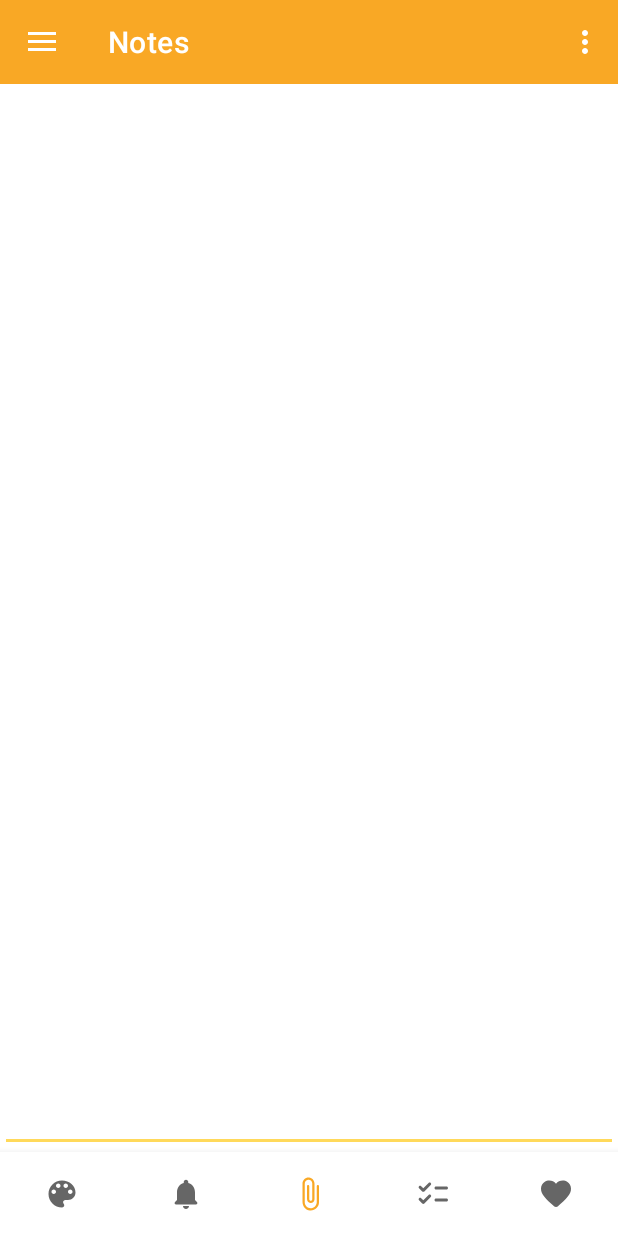
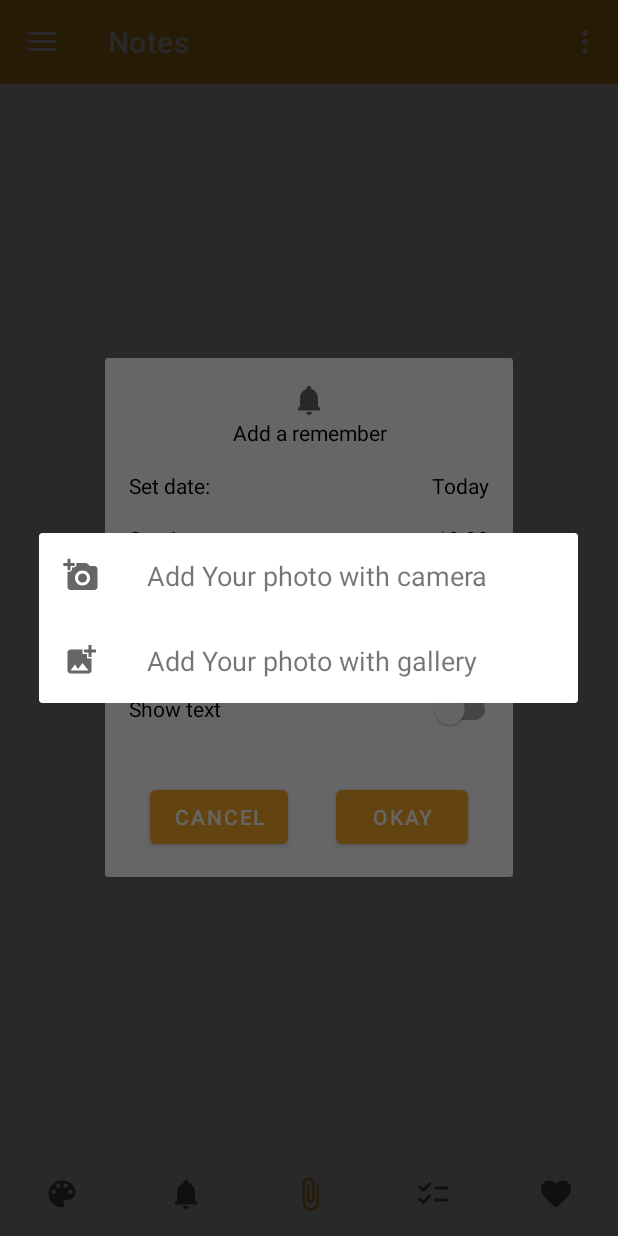
Before and after one commit to kabasonic/notepad, an Android app: the fragment NoteFragment placed in its activity, item 3 of the bottom bar chosen, on a phone screen of 412 x 824 dp. Run offline under Robolectric (Android 15) with nearby library versions, the phone set to English and light mode, and no system bars; our stand-ins replace navigation-ui; 2 statements that could not run were skipped.

Commit message:
Added permission for camera and storage, image uploads.

```diff
--- a/app/src/main/AndroidManifest.xml
+++ b/app/src/main/AndroidManifest.xml
@@ -1,6 +1,9 @@
 <?xml version="1.0" encoding="utf-8"?>
 <manifest xmlns:android="http://schemas.android.com/apk/res/android"
     package="com.kabasonic.notepad">
+
+    <uses-permission android:name="android.permission.READ_EXTERNAL_STORAGE"/>
+    <uses-permission android:name="android.permission.CAMERA"/>
 
     <application
         android:allowBackup="true"
--- a/app/src/main/java/com/kabasonic/notepad/ui/NoteFragment.java
+++ b/app/src/main/java/com/kabasonic/notepad/ui/NoteFragment.java
@@ -1,7 +1,12 @@
 package com.kabasonic.notepad.ui;
 
 import android.annotation.SuppressLint;
+import android.app.Activity;
+import android.content.Intent;
+import android.graphics.Bitmap;
+import android.graphics.BitmapFactory;
 import android.graphics.Color;
+import android.net.Uri;
 import android.os.Bundle;
 import android.util.Log;
 import android.view.LayoutInflater;
@@ -10,6 +15,7 @@
 import android.view.MenuItem;
 import android.view.View;
 import android.view.ViewGroup;
+import android.widget.ImageView;
 import android.widget.LinearLayout;
 
 import androidx.annotation.NonNull;
@@ -21,23 +27,32 @@
 import com.google.android.material.bottomnavigation.BottomNavigationView;
 import com.kabasonic.notepad.R;
 import com.kabasonic.notepad.ui.dialogs.ColorPickerDialogFragment;
+import com.kabasonic.notepad.ui.dialogs.FilePickerDialogFragment;
 import com.kabasonic.notepad.ui.reminder.ReminderDialogFragment;
 
-public class NoteFragment extends Fragment implements ColorPickerDialogFragment.ColorPickerListener{
+import java.io.FileNotFoundException;
+import java.io.InputStream;
+
+public class NoteFragment extends Fragment implements ColorPickerDialogFragment.ColorPickerListener, FilePickerDialogFragment.FilePickerListener {
+
+    public static final int CAMERA_PICK_CODE = 0;
+    public static final int STORAGE_PICK_CODE = 1;
+
     View view;
     BottomNavigationView bottomNavigationView;
     LinearLayout linearLayout;
     FragmentManager fm;
-    private int i;
-
+    ImageView imageView;
 
     @Nullable
     @Override
     public View onCreateView(@NonNull LayoutInflater inflater, @Nullable ViewGroup container, @Nullable Bundle savedInstanceState) {
         view = inflater.inflate(R.layout.fragment_note, container, false);
         bottomNavigationView = view.findViewById(R.id.bottom_navigation_create_note);
-        linearLayout = (LinearLayout) view.findViewById(R.id.layout_create_note);
+        linearLayout = view.findViewById(R.id.layout_create_note);
         fm = getActivity().getSupportFragmentManager();
+        imageView = view.findViewById(R.id.testImage);
+
 
         setHasOptionsMenu(true);
         actionArgument();
@@ -47,19 +62,17 @@
     @Override
     public void onViewCreated(@NonNull View view, @Nullable Bundle savedInstanceState) {
         super.onViewCreated(view, savedInstanceState);
-
         navBottomListener();
     }
 
     private void actionArgument() {
         String key = getResources().getString(R.string.note_key_remembering);
         NoteFragmentArgs noteFragmentArgs = NoteFragmentArgs.fromBundle(getArguments());
-        if (noteFragmentArgs.getTypeNote().equals(key)){
+        if (noteFragmentArgs.getTypeNote().equals(key)) {
             //Create remembering window
             ReminderDialogFragment reminderDialogFragment = ReminderDialogFragment.newInstance();
-            reminderDialogFragment.show(fm, "reminderDialogFragment");
+            reminderDialogFragment.show(fm, "reminder_dialog_fragment");
         }
-
     }
 
     @Override
@@ -68,7 +81,6 @@
         inflater.inflate(R.menu.note_menu, menu);
         super.onCreateOptionsMenu(menu, inflater);
     }
-
 
 
     @SuppressLint("NonConstantResourceId")
@@ -98,13 +110,17 @@
                         Log.d("Navigation", "Menu 1");
                         //openColorDialog();
                         DialogFragment dialogColorPicker = new ColorPickerDialogFragment(NoteFragment.this);
-                        dialogColorPicker.show(fm,"color_picker");
+                        dialogColorPicker.show(fm, "color_picker");
                         break;
                     case R.id.nav_menu_2:
                         Log.d("Navigation", "Menu 2");
+                        DialogFragment dialogReminder = new ReminderDialogFragment();
+                        dialogReminder.show(fm, "reminder_dialog_fragment");
                         break;
                     case R.id.nav_menu_3:
                         Log.d("Navigation", "Menu 3");
+                        DialogFragment dialogFilePicker = new FilePickerDialogFragment(NoteFragment.this, getActivity());
+                        dialogFilePicker.show(fm, "file_picker");
                         break;
                     case R.id.nav_menu_4:
                         Log.d("Navigation", "Menu 4");
@@ -124,5 +140,41 @@
         linearLayout.setBackgroundColor(color);
     }
 
+    @Override
+    public void loadImage(int key) {
+        Intent intent;
+        if (key == 0) {
+            intent = new Intent(android.provider.MediaStore.ACTION_IMAGE_CAPTURE);
+            startActivityForResult(intent, CAMERA_PICK_CODE);
+        } else if (key == 1) {
+            intent = new Intent(Intent.ACTION_PICK);
+            intent.setType("image/*");
+            startActivityForResult(intent, STORAGE_PICK_CODE);
+        }
+    }
+
+    @Override
+    public void onActivityResult(int requestCode, int resultCode, @Nullable Intent data) {
+        Log.d(getClass().getSimpleName(), "onActivityResult");
+        if (requestCode == CAMERA_PICK_CODE && resultCode == Activity.RESULT_OK) {
+            Log.d(getClass().getSimpleName(), "Image with camera");
+            if (data != null) {
+                Bitmap bitmap = (Bitmap) data.getExtras().get("data");
+                imageView.setImageBitmap(bitmap);
+            }
+        }
+        if (requestCode == STORAGE_PICK_CODE && resultCode == Activity.RESULT_OK) {
+            Log.d(getClass().getSimpleName(), "Image with storage");
+            try {
+                assert data != null;
+                final Uri imageUri = data.getData();
+                final InputStream imageStream = getActivity().getContentResolver().openInputStream(imageUri);
+                final Bitmap selectedImage = BitmapFactory.decodeStream(imageStream);
+                imageView.setImageBitmap(selectedImage);
+            } catch (FileNotFoundException e) {
+                e.printStackTrace();
+            }
+        }
+    }
 
 }
--- a/app/src/main/java/com/kabasonic/notepad/ui/dialogs/ColorPickerDialogFragment.java
+++ b/app/src/main/java/com/kabasonic/notepad/ui/dialogs/ColorPickerDialogFragment.java
@@ -25,6 +25,7 @@
 
     public interface ColorPickerListener {
         void selectedColor(int color);
+
     }
 
     ColorPickerListener mListener;
--- /dev/null
+++ b/app/src/main/java/com/kabasonic/notepad/ui/dialogs/FilePickerDialogFragment.java
@@ -0,0 +1,129 @@
+package com.kabasonic.notepad.ui.dialogs;
+
+import android.Manifest;
+import android.app.Activity;
+import android.app.AlertDialog;
+import android.app.Dialog;
+import android.content.Context;
+import android.content.pm.PackageManager;
+import android.os.Bundle;
+import android.util.Log;
+import android.view.LayoutInflater;
+import android.view.View;
+import android.widget.LinearLayout;
+
+import androidx.annotation.NonNull;
+import androidx.annotation.Nullable;
+import androidx.core.app.ActivityCompat;
+import androidx.core.content.ContextCompat;
+import androidx.fragment.app.DialogFragment;
+
+import com.kabasonic.notepad.R;
+import com.kabasonic.notepad.ui.NoteFragment;
+
+import java.util.Objects;
+
+public class FilePickerDialogFragment extends DialogFragment implements View.OnClickListener {
+
+    public static final int STORAGE_PERMISSION_CODE = 1;
+    public static final int CAMERA_PERMISSION_CODE = 2;
+
+    Activity mActivity;
+    Context mContext;
+
+    @Override
+    public void onAttach(@NonNull Context context) {
+        super.onAttach(context);
+        this.mContext = context;
+    }
+
+    public interface FilePickerListener {
+        void loadImage(int key);
+    }
+
+    FilePickerListener mListener;
+
+    public FilePickerDialogFragment(NoteFragment noteFragment, Activity activity) {
+        this.mListener = noteFragment;
+        this.mActivity = activity;
+
+    }
+
+    @NonNull
+    @Override
+    public Dialog onCreateDialog(@Nullable Bundle savedInstanceState) {
+        LayoutInflater inflater = getLayoutInflater();
+        View view = inflater.inflate(R.layout.dialog_fragment_file_picker, null, false);
+        LinearLayout row1 = view.findViewById(R.id.linear_1);
+        LinearLayout row2 = view.findViewById(R.id.linear_2);
+        row1.setOnClickListener(this);
+        row2.setOnClickListener(this);
+        AlertDialog.Builder alertDialog = new AlertDialog.Builder(getActivity())
+                .setView(view);
+        return alertDialog.create();
+    }
+
+    @Override
+    public void onClick(View v) {
+        if (v.getId() == R.id.linear_1) {
+            if (ContextCompat.checkSelfPermission(mContext, Manifest.permission.CAMERA) == PackageManager.PERMISSION_GRANTED) {
+                Log.d(getClass().getSimpleName(), "Permission granted");
+                mListener.loadImage(0);
+            } else {
+                Log.d(getClass().getSimpleName(), "Permission denied");
+                requestCameraPermission();
+            }
+        } else if (v.getId() == R.id.linear_2) {
+
+            if (ContextCompat.checkSelfPermission(mContext, Manifest.permission.READ_EXTERNAL_STORAGE) == PackageManager.PERMISSION_GRANTED) {
+                Log.d(getClass().getSimpleName(), "Permission granted");
+                mListener.loadImage(1);
+            } else {
+                Log.d(getClass().getSimpleName(), "Permission denied");
+                requestStoragePermission();
+            }
+        }
+        Objects.requireNonNull(getDialog()).dismiss();
+    }
+
+    private void requestCameraPermission() {
+        if (ActivityCompat.shouldShowRequestPermissionRationale(this.mActivity,
+                Manifest.permission.CAMERA)) {
+            ActivityCompat.requestPermissions(mActivity,
+                    new String[]{Manifest.permission.CAMERA}, CAMERA_PERMISSION_CODE);
+        } else {
+            ActivityCompat.requestPermissions(this.mActivity,
+                    new String[]{Manifest.permission.CAMERA}, CAMERA_PERMISSION_CODE);
+        }
+    }
+
+    private void requestStoragePermission() {
+        if (ActivityCompat.shouldShowRequestPermissionRationale(this.mActivity,
+                Manifest.permission.READ_EXTERNAL_STORAGE)) {
+            ActivityCompat.requestPermissions(mActivity,
+                    new String[]{Manifest.permission.READ_EXTERNAL_STORAGE}, STORAGE_PERMISSION_CODE);
+        } else {
+            ActivityCompat.requestPermissions(this.mActivity,
+                    new String[]{Manifest.permission.READ_EXTERNAL_STORAGE}, STORAGE_PERMISSION_CODE);
+        }
+    }
+
+
+
+    @Override
+    public void onRequestPermissionsResult(int requestCode, @NonNull String[] permissions, @NonNull int[] grantResults) {
+        if (requestCode == STORAGE_PERMISSION_CODE) {
+            if (grantResults.length > 0 && grantResults[0] == PackageManager.PERMISSION_GRANTED) {
+                Log.d(getClass().getSimpleName(), "Permission granted STORAGE");
+            } else {
+                Log.d(getClass().getSimpleName(), "Permission denied STORAGE");
+            }
+        } else if (requestCode == CAMERA_PERMISSION_CODE) {
+            if (grantResults.length > 0 && grantResults[0] == PackageManager.PERMISSION_GRANTED) {
+                Log.d(getClass().getSimpleName(), "Permission granted CAMERA");
+            } else {
+                Log.d(getClass().getSimpleName(), "Permission denied CAMERA");
+            }
+        }
+    }
+}
--- /dev/null
+++ b/app/src/main/res/drawable/ic_baseline_add_photo_alternate_24.xml
@@ -0,0 +1,10 @@
+<vector xmlns:android="http://schemas.android.com/apk/res/android"
+    android:width="24dp"
+    android:height="24dp"
+    android:viewportWidth="24"
+    android:viewportHeight="24"
+    android:tint="?attr/colorControlNormal">
+  <path
+      android:fillColor="@android:color/white"
+      android:pathData="M19,7v2.99s-1.99,0.01 -2,0L17,7h-3s0.01,-1.99 0,-2h3L17,2h2v3h3v2h-3zM16,11L16,8h-3L13,5L5,5c-1.1,0 -2,0.9 -2,2v12c0,1.1 0.9,2 2,2h12c1.1,0 2,-0.9 2,-2v-8h-3zM5,19l3,-4 2,3 3,-4 4,5L5,19z"/>
+</vector>
--- /dev/null
+++ b/app/src/main/res/drawable/ic_round_add_a_photo_24.xml
@@ -0,0 +1,16 @@
+<vector xmlns:android="http://schemas.android.com/apk/res/android"
+    android:width="24dp"
+    android:height="24dp"
+    android:viewportWidth="24"
+    android:viewportHeight="24"
+    android:tint="?attr/colorControlNormal">
+  <path
+      android:fillColor="@android:color/white"
+      android:pathData="M3,8c0,0.55 0.45,1 1,1s1,-0.45 1,-1V6h2c0.55,0 1,-0.45 1,-1s-0.45,-1 -1,-1H5V2c0,-0.55 -0.45,-1 -1,-1s-1,0.45 -1,1v2H1c-0.55,0 -1,0.45 -1,1s0.45,1 1,1h2v2z"/>
+  <path
+      android:fillColor="@android:color/white"
+      android:pathData="M13,14m-3,0a3,3 0,1 1,6 0a3,3 0,1 1,-6 0"/>
+  <path
+      android:fillColor="@android:color/white"
+      android:pathData="M21,6h-3.17l-1.24,-1.35c-0.37,-0.41 -0.91,-0.65 -1.47,-0.65h-6.4c0.17,0.3 0.28,0.63 0.28,1 0,1.1 -0.9,2 -2,2L6,7v1c0,1.1 -0.9,2 -2,2 -0.37,0 -0.7,-0.11 -1,-0.28L3,20c0,1.1 0.9,2 2,2h16c1.1,0 2,-0.9 2,-2L23,8c0,-1.1 -0.9,-2 -2,-2zM13,19c-2.76,0 -5,-2.24 -5,-5s2.24,-5 5,-5 5,2.24 5,5 -2.24,5 -5,5z"/>
+</vector>
--- /dev/null
+++ b/app/src/main/res/layout/dialog_fragment_file_picker.xml
@@ -0,0 +1,59 @@
+<?xml version="1.0" encoding="utf-8"?>
+<LinearLayout xmlns:android="http://schemas.android.com/apk/res/android"
+    android:layout_width="wrap_content"
+    android:layout_height="wrap_content"
+    xmlns:app="http://schemas.android.com/apk/res-auto"
+    android:orientation="vertical">
+
+    <LinearLayout
+        android:id="@+id/linear_1"
+        android:layout_width="match_parent"
+        android:layout_height="wrap_content"
+        android:orientation="horizontal"
+        android:clickable="true"
+        android:focusable="true"
+        android:onClick="onRowSelected">
+
+        <ImageView
+            android:layout_width="wrap_content"
+            android:layout_height="wrap_content"
+            app:srcCompat="@drawable/ic_round_add_a_photo_24"
+            android:layout_margin="16dp"
+            />
+
+        <TextView
+            android:layout_width="wrap_content"
+            android:layout_height="wrap_content"
+            android:text="@string/add_your_photo_with_camera"
+            android:textSize="18sp"
+            android:layout_margin="16dp"/>
+
+    </LinearLayout>
+
+    <LinearLayout
+        android:id="@+id/linear_2"
+        android:layout_width="match_parent"
+        android:layout_height="wrap_content"
+        android:orientation="horizontal"
+        android:clickable="true"
+        android:focusable="true"
+        android:onClick="onRowSelected">
+
+        <ImageView
+            android:layout_width="wrap_content"
+            android:layout_height="wrap_content"
+            app:srcCompat="@drawable/ic_baseline_add_photo_alternate_24"
+            android:layout_margin="16dp"
+            />
+
+        <TextView
+            android:layout_width="wrap_content"
+            android:layout_height="wrap_content"
+            android:text="@string/add_your_photo_with_gallery"
+            android:textSize="18sp"
+            android:layout_margin="16dp"/>
+
+    </LinearLayout>
+
+
+</LinearLayout>
--- a/app/src/main/res/layout/fragment_note.xml
+++ b/app/src/main/res/layout/fragment_note.xml
@@ -6,10 +6,11 @@
     xmlns:app="http://schemas.android.com/apk/res-auto"
     android:orientation="vertical">
 
-    <EditText
+    <ImageView
         android:layout_width="match_parent"
         android:layout_height="0dp"
-        android:layout_weight="1"/>
+        android:layout_weight="1"
+        android:id="@+id/testImage"/>
 
     <com.google.android.material.bottomnavigation.BottomNavigationView
         android:id="@+id/bottom_navigation_create_note"
--- a/app/src/main/res/values/strings.xml
+++ b/app/src/main/res/values/strings.xml
@@ -42,6 +42,8 @@
     <string name="okay">Okay</string>
     <string name="cancel">Cancel</string>
     <string name="color_picker">Color picker</string>
+    <string name="add_your_photo_with_camera">Add Your photo with camera</string>
+    <string name="add_your_photo_with_gallery">Add Your photo with gallery</string>
     <array name="data_spinner">
         <item>Dont repeat</item>
         <item>Every day</item>
```
